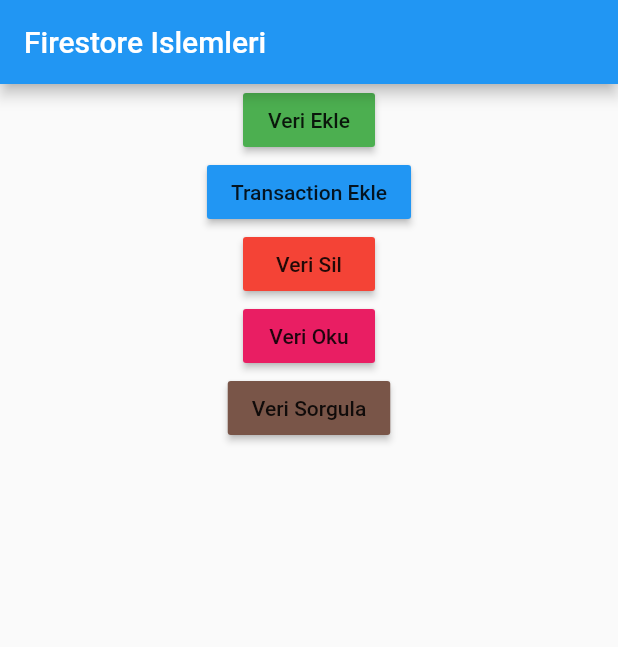
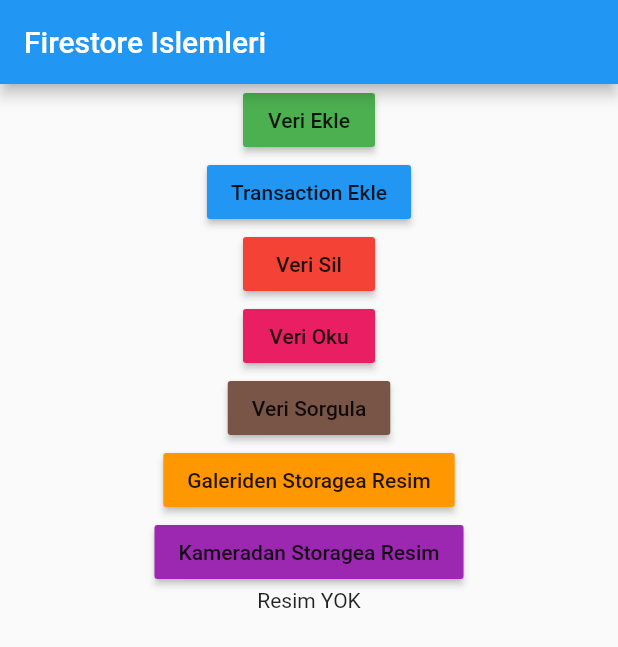
Before and after one commit to aoguz1/flutter_firebase_dersleri, a Flutter app: the screen it shows after launch, on a phone screen of 412 x 824 dp. Shown: the top 647 px of the screen. Run offline on Flutter 3.47's test engine with Material 2 defaults, Android fonts, the phone set to English and light mode, and no system bars; our stand-ins replace cloud_firestore, firebase_auth, firebase_storage, google_sign_in, image_picker; accounts and stored records are empty.

Commit message:
firebase storage dosya yükleme ve indirme linkini elde etme

```diff
--- a/lib/firestore_islemleri.dart
+++ b/lib/firestore_islemleri.dart
@@ -1,5 +1,9 @@
+import 'dart:io';
+
 import 'package:flutter/material.dart';
 import 'package:cloud_firestore/cloud_firestore.dart';
+import 'package:image_picker/image_picker.dart';
+import 'package:firebase_storage/firebase_storage.dart';
 
 class FirestoreIslemleri extends StatefulWidget {
   @override
@@ -8,6 +12,12 @@ class FirestoreIslemleri extends StatefulWidget {
 
 class _FirestoreIslemleriState extends State<FirestoreIslemleri> {
   final Firestore _firestore = Firestore.instance;
+  File _secilenResim;
+  @override
+  void initState() {
+    // TODO: implement initState
+    super.initState();
+  }
 
   @override
   Widget build(BuildContext context) {
@@ -43,6 +53,21 @@ class _FirestoreIslemleriState extends State<FirestoreIslemleri> {
               color: Colors.brown,
               onPressed: _veriSorgula,
             ),
+            RaisedButton(
+              child: Text("Galeriden Storagea Resim"),
+              color: Colors.orange,
+              onPressed: _galeriResimUpload,
+            ),
+            RaisedButton(
+              child: Text("Kameradan Storagea Resim"),
+              color: Colors.purple,
+              onPressed: _kameraResimUpload,
+            ),
+            Expanded(
+              child: _secilenResim == null
+                  ? Text("Resim YOK")
+                  : Image.file(_secilenResim),
+            )
           ],
         ),
       ),
@@ -223,4 +248,38 @@ class _FirestoreIslemleriState extends State<FirestoreIslemleri> {
           });
     });
   }
+
+  void _galeriResimUpload() async {
+    var resim = await ImagePicker.pickImage(source: ImageSource.gallery);
+    setState(() {
+      _secilenResim = resim;
+    });
+
+    StorageReference ref = FirebaseStorage.instance
+        .ref()
+        .child("user")
+        .child("emre")
+        .child("profil.png");
+    StorageUploadTask uploadTask = ref.putFile(_secilenResim);
+
+    var url = await (await uploadTask.onComplete).ref.getDownloadURL();
+    debugPrint("upload edilen resmin urlsi : " + url);
+  }
+
+  void _kameraResimUpload() async {
+    var resim = await ImagePicker.pickImage(source: ImageSource.camera);
+    setState(() {
+      _secilenResim = resim;
+    });
+
+    StorageReference ref = FirebaseStorage.instance
+        .ref()
+        .child("user")
+        .child("hasan")
+        .child("profil.png");
+    StorageUploadTask uploadTask = ref.putFile(_secilenResim);
+
+    var url = await (await uploadTask.onComplete).ref.getDownloadURL();
+    debugPrint("upload edilen resmin urlsi : " + url);
+  }
 }
--- a/pubspec.yaml
+++ b/pubspec.yaml
@@ -19,6 +19,8 @@ dependencies:
   cloud_firestore: ^0.11.0+2
   firebase_core: ^0.4.0+1
   google_sign_in: ^4.0.1
+  image_picker: ^0.6.0+8
+  firebase_storage: ^3.0.0
 
 
   # The following adds the Cupertino Icons font to your application.
```
